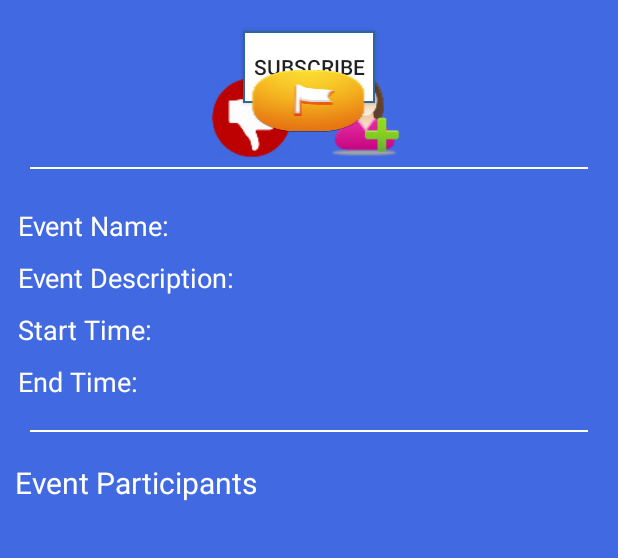
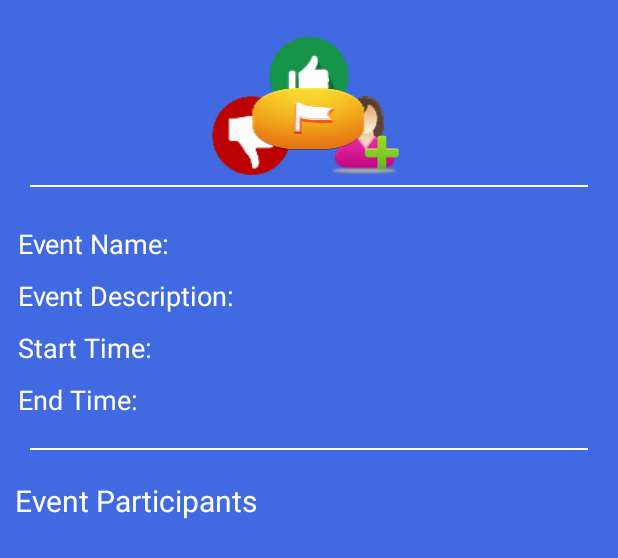
Before and after one commit to kunalbarve/SkiBuddy, an Android app: the layout activity_event_details.xml on its own in the app's theme, with its tools: preview values and no code run, on a phone screen of 412 x 824 dp. Shown: the top 558 px of the screen. Run offline under Robolectric (Android 15) with nearby library versions, the phone set to English and light mode, and no system bars.

Commit message:
updated invited event's ui

```diff
--- a/app/src/main/res/layout/activity_event_details.xml
+++ b/app/src/main/res/layout/activity_event_details.xml
@@ -19,13 +19,12 @@
 
         <Button
             android:id="@+id/subscribeButton"
-            android:layout_width="wrap_content"
-            android:layout_height="wrap_content"
+            android:layout_width="60dp"
+            android:layout_height="60dp"
             android:layout_gravity="center_horizontal"
             android:layout_margin="5dp"
-            android:background="@drawable/edit_style"
-            android:padding="5dp"
-            android:text="Subscribe" />
+            android:background="@mipmap/accept"
+            android:padding="5dp" />
 
         <LinearLayout
             android:layout_width="wrap_content"
```
Also changed, not shown: app/src/main/accept-web.png (added), app/src/main/res/mipmap-hdpi/accept.png (added), app/src/main/res/mipmap-mdpi/accept.png (added), app/src/main/res/mipmap-xhdpi/accept.png (added), app/src/main/res/mipmap-xxhdpi/accept.png (added), app/src/main/res/mipmap-xxxhdpi/accept.png (added).
